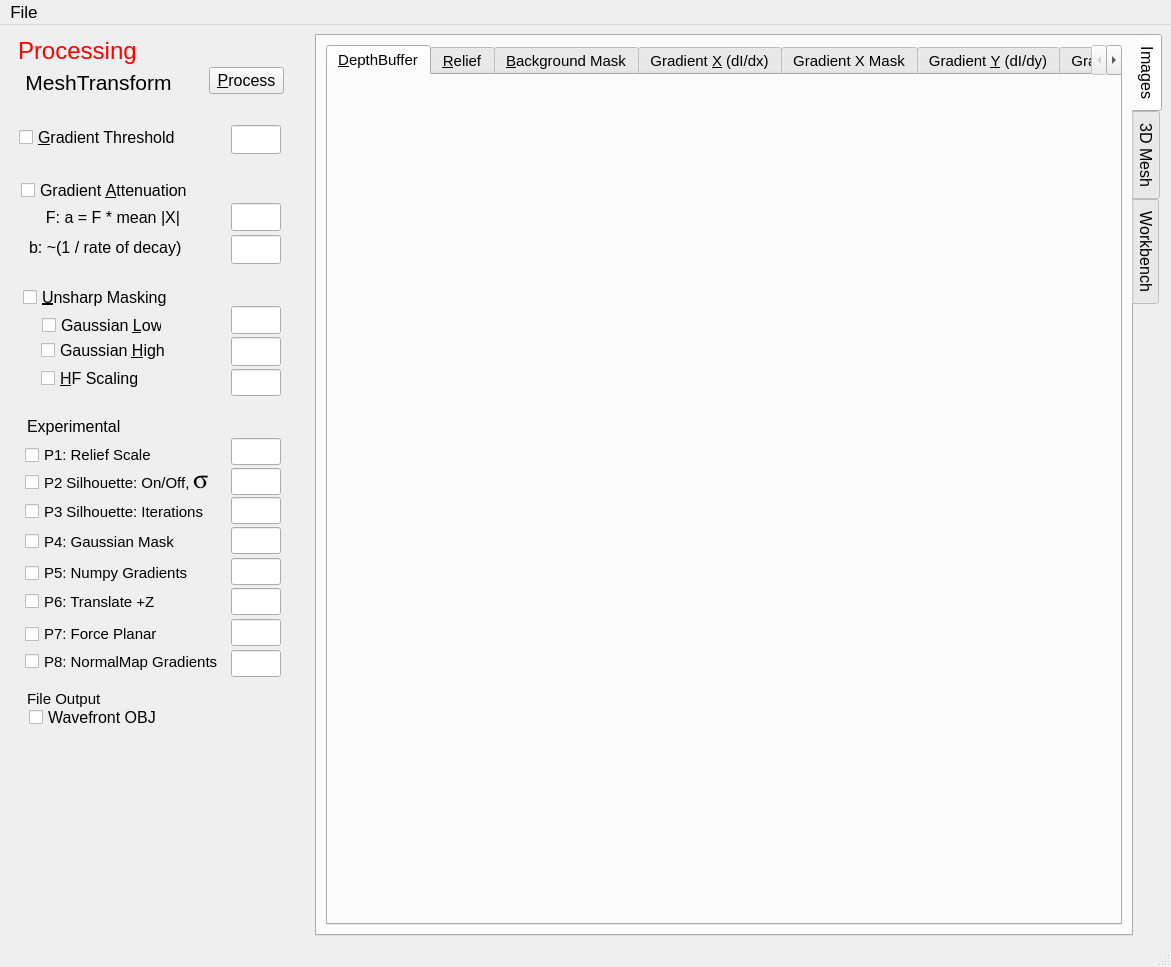
First picture: the form in Explorer/explorer.ui, repository steveknipmeyer/ModelRelief, before the edit.
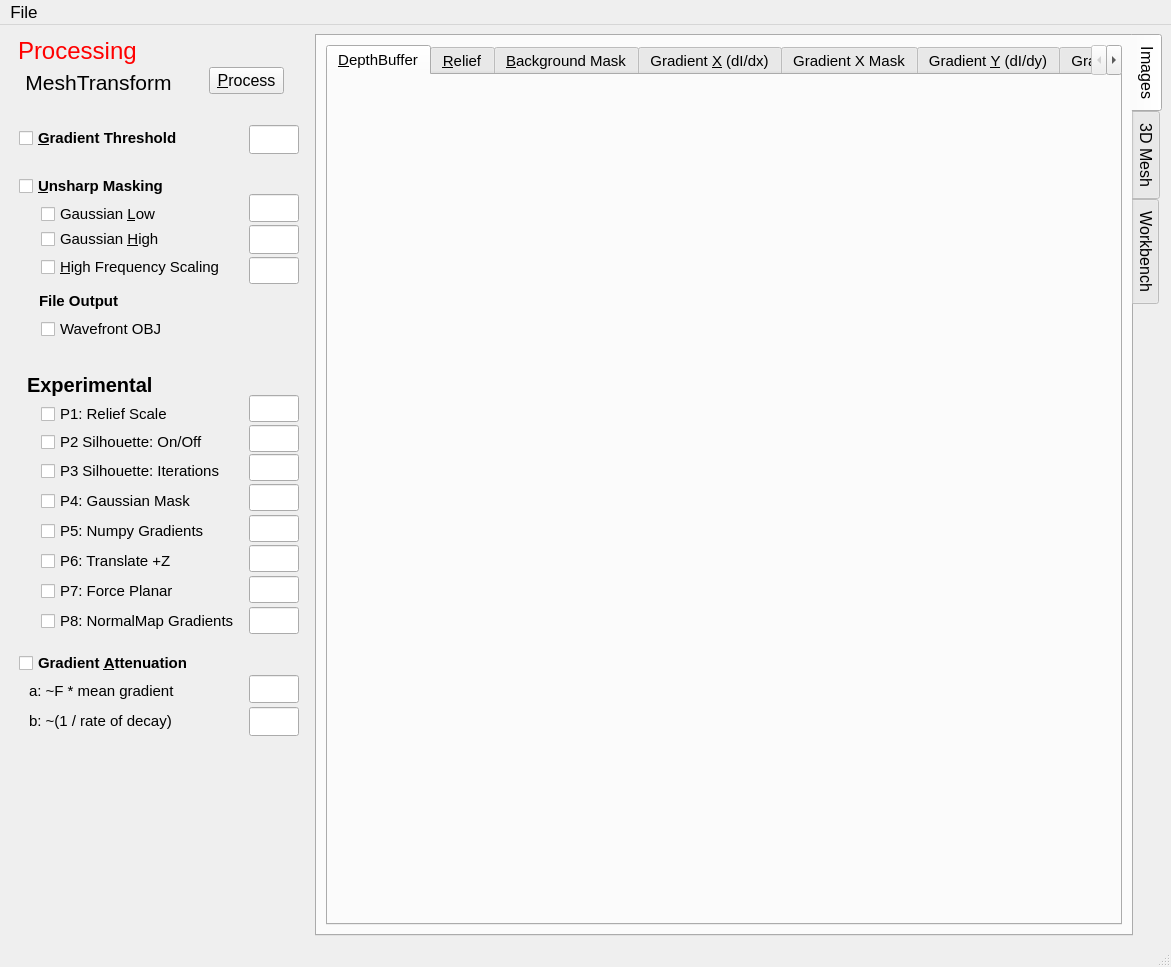
Second picture: the form after the edit. Icons and pictures are not drawn.

Commit message: Layout changes for Explorer controls

```diff
--- a/Explorer/explorer.ui
+++ b/Explorer/explorer.ui
@@ -362,7 +362,7 @@
          <x>10</x>
          <y>89</y>
          <width>188</width>
-         <height>23</height>
+         <height>24</height>
         </rect>
        </property>
        <property name="maximumSize">
@@ -373,9 +373,9 @@
        </property>
        <property name="font">
         <font>
-         <pointsize>12</pointsize>
-         <weight>50</weight>
-         <bold>false</bold>
+         <pointsize>11</pointsize>
+         <weight>75</weight>
+         <bold>true</bold>
         </font>
        </property>
        <property name="text">
@@ -385,7 +385,7 @@
       <widget class="QLineEdit" name="gradientThresholdLineEdit">
        <property name="geometry">
         <rect>
-         <x>222</x>
+         <x>240</x>
          <y>88</y>
          <width>50</width>
          <height>29</height>
@@ -401,12 +401,19 @@
       <widget class="QCheckBox" name="unsharpGaussianLowCheckBox">
        <property name="geometry">
         <rect>
-         <x>33</x>
-         <y>277</y>
-         <width>120</width>
-         <height>23</height>
+         <x>32</x>
+         <y>165</y>
+         <width>161</width>
+         <height>24</height>
         </rect>
        </property>
+       <property name="font">
+        <font>
+         <pointsize>11</pointsize>
+         <weight>50</weight>
+         <bold>false</bold>
+        </font>
+       </property>
        <property name="text">
         <string>Gaussian &amp;Low</string>
        </property>
@@ -414,8 +421,8 @@
       <widget class="QLineEdit" name="unsharpGaussianLowLineEdit">
        <property name="geometry">
         <rect>
-         <x>222</x>
-         <y>269</y>
+         <x>240</x>
+         <y>157</y>
          <width>50</width>
          <height>28</height>
         </rect>
@@ -431,11 +438,18 @@
        <property name="geometry">
         <rect>
          <x>32</x>
-         <y>302</y>
-         <width>124</width>
-         <height>23</height>
+         <y>190</y>
+         <width>171</width>
+         <height>24</height>
         </rect>
        </property>
+       <property name="font">
+        <font>
+         <pointsize>11</pointsize>
+         <weight>50</weight>
+         <bold>false</bold>
+        </font>
+       </property>
        <property name="text">
         <string>Gaussian &amp;High</string>
        </property>
@@ -443,8 +457,8 @@
       <widget class="QLineEdit" name="unsharpGaussianHighLineEdit">
        <property name="geometry">
         <rect>
-         <x>222</x>
-         <y>300</y>
+         <x>240</x>
+         <y>188</y>
          <width>50</width>
          <height>29</height>
         </rect>
@@ -460,20 +474,27 @@
        <property name="geometry">
         <rect>
          <x>32</x>
-         <y>330</y>
-         <width>97</width>
-         <height>23</height>
+         <y>218</y>
+         <width>201</width>
+         <height>24</height>
         </rect>
        </property>
+       <property name="font">
+        <font>
+         <pointsize>11</pointsize>
+         <weight>50</weight>
+         <bold>false</bold>
+        </font>
+       </property>
        <property name="text">
-        <string>&amp;HF Scaling</string>
+        <string>&amp;High Frequency Scaling</string>
        </property>
       </widget>
       <widget class="QLineEdit" name="unsharpHFScaleLineEdit">
        <property name="geometry">
         <rect>
-         <x>222</x>
-         <y>332</y>
+         <x>240</x>
+         <y>220</y>
          <width>50</width>
          <height>27</height>
         </rect>
@@ -507,17 +528,17 @@
       <widget class="QCheckBox" name="attenuationCheckBox">
        <property name="geometry">
         <rect>
-         <x>12</x>
-         <y>142</y>
+         <x>10</x>
+         <y>614</y>
          <width>210</width>
-         <height>23</height>
+         <height>24</height>
         </rect>
        </property>
        <property name="font">
         <font>
-         <pointsize>12</pointsize>
-         <weight>50</weight>
-         <bold>false</bold>
+         <pointsize>11</pointsize>
+         <weight>75</weight>
+         <bold>true</bold>
         </font>
        </property>
        <property name="text">
@@ -550,8 +571,8 @@
       <widget class="QLineEdit" name="attenuationDecayLineEdit">
        <property name="geometry">
         <rect>
-         <x>222</x>
-         <y>198</y>
+         <x>240</x>
+         <y>670</y>
          <width>50</width>
          <height>29</height>
         </rect>
@@ -560,8 +581,8 @@
       <widget class="QLineEdit" name="attenuationFactorLineEdit">
        <property name="geometry">
         <rect>
-         <x>222</x>
-         <y>166</y>
+         <x>240</x>
+         <y>638</y>
          <width>50</width>
          <height>28</height>
         </rect>
@@ -571,27 +592,38 @@
        <property name="geometry">
         <rect>
          <x>20</x>
-         <y>170</y>
-         <width>151</width>
-         <height>20</height>
+         <y>642</y>
+         <width>171</width>
+         <height>24</height>
         </rect>
        </property>
+       <property name="font">
+        <font>
+         <pointsize>11</pointsize>
+         <weight>50</weight>
+         <bold>false</bold>
+        </font>
+       </property>
        <property name="text">
-        <string>F: a = F * mean |X|</string>
-       </property>
-       <property name="alignment">
-        <set>Qt::AlignRight|Qt::AlignTrailing|Qt::AlignVCenter</set>
+        <string>a: ~F * mean gradient</string>
        </property>
       </widget>
       <widget class="QLabel" name="labelAttenuationDecay">
        <property name="geometry">
         <rect>
          <x>20</x>
-         <y>200</y>
-         <width>171</width>
-         <height>20</height>
+         <y>672</y>
+         <width>191</width>
+         <height>24</height>
         </rect>
        </property>
+       <property name="font">
+        <font>
+         <pointsize>11</pointsize>
+         <weight>50</weight>
+         <bold>false</bold>
+        </font>
+       </property>
        <property name="text">
         <string>b: ~(1 / rate of decay)</string>
        </property>
@@ -599,17 +631,17 @@
       <widget class="QCheckBox" name="unsharpMaskingCheckBox">
        <property name="geometry">
         <rect>
-         <x>14</x>
-         <y>249</y>
+         <x>10</x>
+         <y>137</y>
          <width>177</width>
-         <height>22</height>
+         <height>24</height>
         </rect>
        </property>
        <property name="font">
         <font>
-         <pointsize>12</pointsize>
-         <weight>50</weight>
-         <bold>false</bold>
+         <pointsize>11</pointsize>
+         <weight>75</weight>
+         <bold>true</bold>
         </font>
        </property>
        <property name="text">
@@ -619,10 +651,10 @@
       <widget class="QCheckBox" name="p1CheckBox">
        <property name="geometry">
         <rect>
-         <x>16</x>
-         <y>408</y>
+         <x>32</x>
+         <y>365</y>
          <width>165</width>
-         <height>20</height>
+         <height>24</height>
         </rect>
        </property>
        <property name="font">
@@ -640,10 +672,10 @@
       <widget class="QCheckBox" name="p2CheckBox">
        <property name="geometry">
         <rect>
-         <x>16</x>
-         <y>436</y>
+         <x>32</x>
+         <y>393</y>
          <width>204</width>
-         <height>19</height>
+         <height>24</height>
         </rect>
        </property>
        <property name="font">
@@ -654,23 +686,23 @@
         </font>
        </property>
        <property name="text">
-        <string>P2 Silhouette: On/Off,</string>
+        <string>P2 Silhouette: On/Off</string>
        </property>
       </widget>
       <widget class="QLabel" name="labelExperimental">
        <property name="geometry">
         <rect>
          <x>18</x>
-         <y>380</y>
+         <y>337</y>
          <width>157</width>
-         <height>18</height>
+         <height>22</height>
         </rect>
        </property>
        <property name="font">
         <font>
-         <pointsize>12</pointsize>
-         <weight>50</weight>
-         <bold>false</bold>
+         <pointsize>15</pointsize>
+         <weight>75</weight>
+         <bold>true</bold>
         </font>
        </property>
        <property name="text">
@@ -680,8 +712,8 @@
       <widget class="QLineEdit" name="p1LineEdit">
        <property name="geometry">
         <rect>
-         <x>222</x>
-         <y>401</y>
+         <x>240</x>
+         <y>358</y>
          <width>50</width>
          <height>27</height>
         </rect>
@@ -696,8 +728,8 @@
       <widget class="QLineEdit" name="p2LineEdit">
        <property name="geometry">
         <rect>
-         <x>222</x>
-         <y>431</y>
+         <x>240</x>
+         <y>388</y>
          <width>50</width>
          <height>27</height>
         </rect>
@@ -712,8 +744,8 @@
       <widget class="QLineEdit" name="p3LineEdit">
        <property name="geometry">
         <rect>
-         <x>222</x>
-         <y>460</y>
+         <x>240</x>
+         <y>417</y>
          <width>50</width>
          <height>27</height>
         </rect>
@@ -728,10 +760,10 @@
       <widget class="QCheckBox" name="p3CheckBox">
        <property name="geometry">
         <rect>
-         <x>16</x>
-         <y>465</y>
-         <width>190</width>
-         <height>19</height>
+         <x>32</x>
+         <y>422</y>
+         <width>201</width>
+         <height>24</height>
         </rect>
        </property>
        <property name="font">
@@ -748,8 +780,8 @@
       <widget class="QLineEdit" name="p4LineEdit">
        <property name="geometry">
         <rect>
-         <x>222</x>
-         <y>490</y>
+         <x>240</x>
+         <y>447</y>
          <width>50</width>
          <height>27</height>
         </rect>
@@ -764,10 +796,10 @@
       <widget class="QCheckBox" name="p4CheckBox">
        <property name="geometry">
         <rect>
-         <x>16</x>
-         <y>495</y>
+         <x>32</x>
+         <y>452</y>
          <width>191</width>
-         <height>19</height>
+         <height>24</height>
         </rect>
        </property>
        <property name="font">
@@ -784,8 +816,8 @@
       <widget class="QLineEdit" name="p6LineEdit">
        <property name="geometry">
         <rect>
-         <x>222</x>
-         <y>551</y>
+         <x>240</x>
+         <y>508</y>
          <width>50</width>
          <height>27</height>
         </rect>
@@ -800,10 +832,10 @@
       <widget class="QCheckBox" name="p5CheckBox">
        <property name="geometry">
         <rect>
-         <x>16</x>
-         <y>525</y>
+         <x>32</x>
+         <y>482</y>
          <width>190</width>
-         <height>22</height>
+         <height>24</height>
         </rect>
        </property>
        <property name="font">
@@ -820,8 +852,8 @@
       <widget class="QLineEdit" name="p7LineEdit">
        <property name="geometry">
         <rect>
-         <x>222</x>
-         <y>582</y>
+         <x>240</x>
+         <y>539</y>
          <width>50</width>
          <height>27</height>
         </rect>
@@ -836,10 +868,10 @@
       <widget class="QCheckBox" name="p6CheckBox">
        <property name="geometry">
         <rect>
-         <x>16</x>
-         <y>555</y>
+         <x>32</x>
+         <y>512</y>
          <width>158</width>
-         <height>19</height>
+         <height>24</height>
         </rect>
        </property>
        <property name="font">
@@ -856,8 +888,8 @@
       <widget class="QLineEdit" name="p8LineEdit">
        <property name="geometry">
         <rect>
-         <x>222</x>
-         <y>613</y>
+         <x>240</x>
+         <y>570</y>
          <width>50</width>
          <height>27</height>
         </rect>
@@ -872,8 +904,8 @@
       <widget class="QCheckBox" name="p7CheckBox">
        <property name="geometry">
         <rect>
-         <x>16</x>
-         <y>585</y>
+         <x>32</x>
+         <y>542</y>
          <width>187</width>
          <height>24</height>
         </rect>
@@ -892,10 +924,10 @@
       <widget class="QCheckBox" name="p8CheckBox">
        <property name="geometry">
         <rect>
-         <x>16</x>
-         <y>615</y>
-         <width>194</width>
-         <height>19</height>
+         <x>32</x>
+         <y>572</y>
+         <width>221</width>
+         <height>24</height>
         </rect>
        </property>
        <property name="font">
@@ -912,8 +944,8 @@
       <widget class="QLineEdit" name="p5LineEdit">
        <property name="geometry">
         <rect>
-         <x>222</x>
-         <y>521</y>
+         <x>240</x>
+         <y>478</y>
          <width>50</width>
          <height>27</height>
         </rect>
@@ -941,8 +973,8 @@
       <widget class="QLabel" name="labelFileOutput">
        <property name="geometry">
         <rect>
-         <x>18</x>
-         <y>650</y>
+         <x>30</x>
+         <y>252</y>
          <width>168</width>
          <height>25</height>
         </rect>
@@ -950,8 +982,8 @@
        <property name="font">
         <font>
          <pointsize>11</pointsize>
-         <weight>50</weight>
-         <bold>false</bold>
+         <weight>75</weight>
+         <bold>true</bold>
         </font>
        </property>
        <property name="text">
@@ -961,37 +993,23 @@
       <widget class="QCheckBox" name="fileOBJCheckBox">
        <property name="geometry">
         <rect>
-         <x>20</x>
-         <y>670</y>
+         <x>32</x>
+         <y>280</y>
          <width>165</width>
-         <height>20</height>
+         <height>24</height>
         </rect>
        </property>
+       <property name="font">
+        <font>
+         <pointsize>11</pointsize>
+         <weight>50</weight>
+         <bold>false</bold>
+        </font>
+       </property>
        <property name="text">
         <string>Wavefront OBJ</string>
        </property>
       </widget>
-      <widget class="QLabel" name="labelSigma">
-       <property name="geometry">
-        <rect>
-         <x>184</x>
-         <y>432</y>
-         <width>35</width>
-         <height>23</height>
-        </rect>
-       </property>
-       <property name="font">
-        <font>
-         <family>Symbol</family>
-         <pointsize>19</pointsize>
-         <weight>50</weight>
-         <bold>false</bold>
-        </font>
-       </property>
-       <property name="text">
-        <string>s</string>
-       </property>
-      </widget>
      </widget>
     </item>
    </layout>
```
The commit also changes 2 other files.
